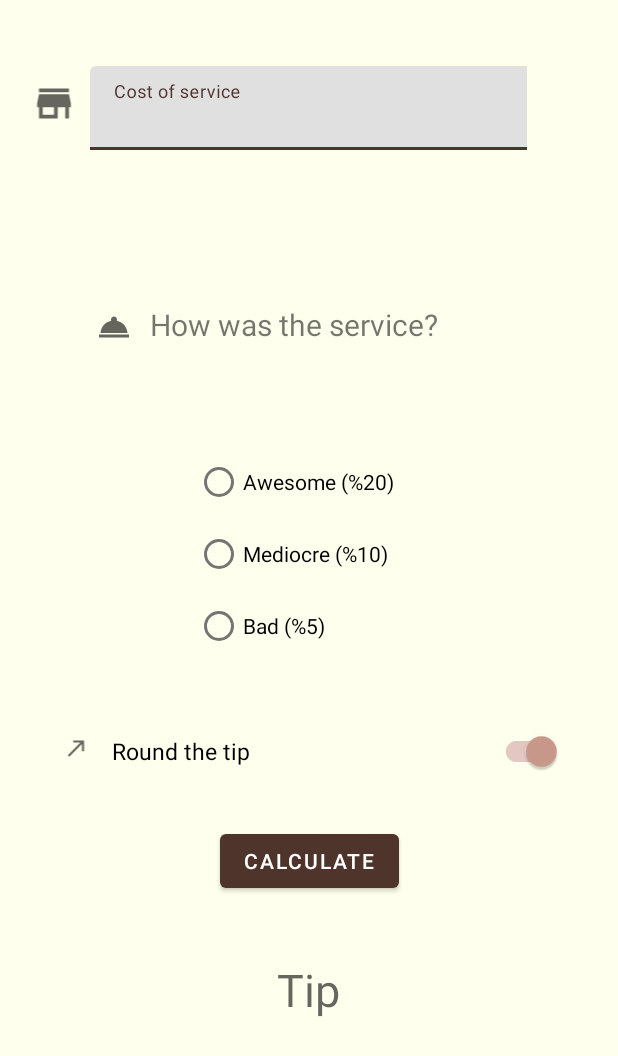
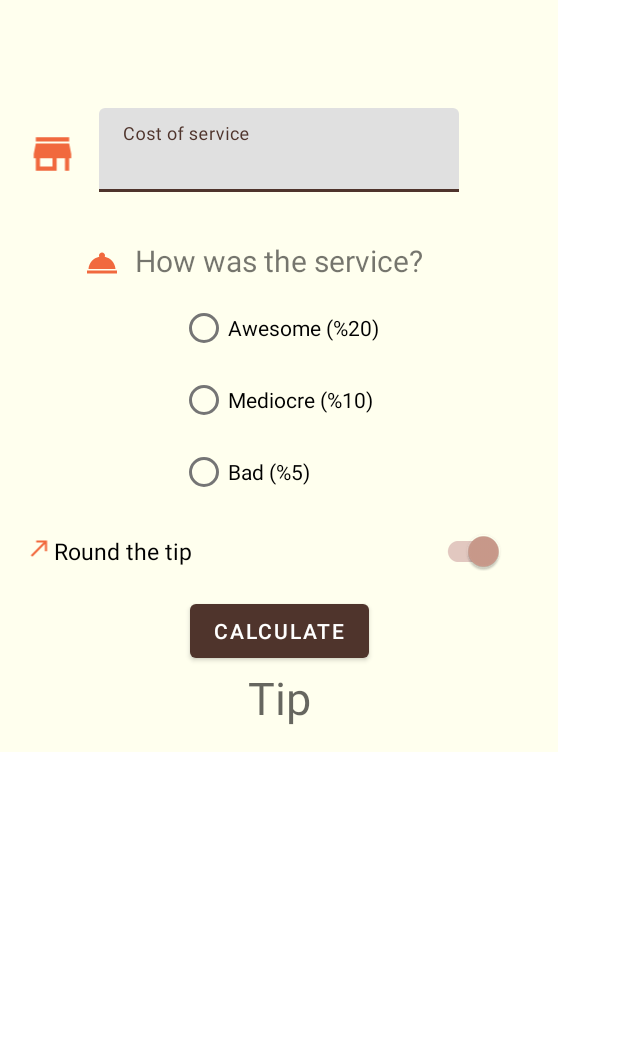
Before and after one commit to diclebahceli/Tip-Calculator, an Android app: the layout activity_main.xml on its own in the app's theme, with its tools: preview values and no code run, on a phone screen of 412 x 824 dp. Shown: the top 1056 px of the screen. Run offline under Robolectric (Android 15) with nearby library versions, the phone set to English and light mode, and no system bars.

Commit message:
Update the app for landscape mode.

```diff
--- a/app/src/main/res/drawable/ic_room_service.xml
+++ b/app/src/main/res/drawable/ic_room_service.xml
@@ -3,7 +3,8 @@
     android:height="24dp"
     android:viewportWidth="24"
     android:viewportHeight="24"
-    android:tint="?attr/colorControlNormal">
+    android:tint="#F1693E"
+    >
   <path
       android:fillColor="@android:color/white"
       android:pathData="M2,17h20v2L2,19zM13.84,7.79c0.1,-0.24 0.16,-0.51 0.16,-0.79 0,-1.1 -0.9,-2 -2,-2s-2,0.9 -2,2c0,0.28 0.06,0.55 0.16,0.79C6.25,8.6 3.27,11.93 3,16h18c-0.27,-4.07 -3.25,-7.4 -7.16,-8.21z"/>
--- a/app/src/main/res/drawable/ic_round_up.xml
+++ b/app/src/main/res/drawable/ic_round_up.xml
@@ -3,7 +3,7 @@
     android:height="24dp"
     android:viewportWidth="24"
     android:viewportHeight="24"
-    android:tint="?attr/colorControlNormal">
+    android:tint="#F1693E">
   <path
       android:fillColor="@android:color/white"
       android:pathData="M9,5v2h6.59L4,18.59 5.41,20 17,8.41V15h2V5z"/>
--- a/app/src/main/res/drawable/ic_store.xml
+++ b/app/src/main/res/drawable/ic_store.xml
@@ -3,7 +3,7 @@
     android:height="24dp"
     android:viewportWidth="24"
     android:viewportHeight="24"
-    android:tint="?attr/colorControlNormal">
+    android:tint="#F1693E">
   <path
       android:fillColor="@android:color/white"
       android:pathData="M20,4L4,4v2h16L20,4zM21,14v-2l-1,-5L4,7l-1,5v2h1v6h10v-6h4v6h2v-6h1zM12,18L6,18v-4h6v4z"/>
--- a/app/src/main/res/layout/activity_main.xml
+++ b/app/src/main/res/layout/activity_main.xml
@@ -1,28 +1,40 @@
 <?xml version="1.0" encoding="utf-8"?>
-<androidx.constraintlayout.widget.ConstraintLayout xmlns:android="http://schemas.android.com/apk/res/android"
+
+
+<ScrollView
+    android:layout_width="wrap_content"
+    android:layout_height="wrap_content"
+    xmlns:android="http://schemas.android.com/apk/res/android"
     xmlns:app="http://schemas.android.com/apk/res-auto"
     xmlns:tools="http://schemas.android.com/tools"
+    android:background="@color/deepLightOrange"
+
+    >
+
+
+
+<androidx.constraintlayout.widget.ConstraintLayout
+
     android:layout_width="match_parent"
     android:layout_height="match_parent"
     android:background="@color/deepLightOrange"
     android:padding="16dp"
     tools:context=".MainActivity">
 
-
     <com.google.android.material.textfield.TextInputLayout
         android:id="@+id/textField"
-        android:layout_width="291dp"
+        android:layout_width="240dp"
         android:layout_height="56dp"
-        android:layout_marginStart="44dp"
-        android:layout_marginTop="28dp"
+        android:layout_marginTop="56dp"
         android:hint="Cost of service"
 
+        app:layout_constraintEnd_toEndOf="parent"
         app:layout_constraintStart_toStartOf="parent"
         app:layout_constraintTop_toTopOf="parent">
 
         <com.google.android.material.textfield.TextInputEditText
             android:id="@+id/costOfServicesEditText"
-            android:layout_width="294dp"
+            android:layout_width="match_parent"
             android:layout_height="wrap_content"
             android:inputType="numberDecimal" />
     </com.google.android.material.textfield.TextInputLayout>
@@ -35,16 +47,12 @@
         android:textSize="20dp"
         app:layout_constraintBottom_toBottomOf="parent"
         app:layout_constraintEnd_toEndOf="parent"
-        app:layout_constraintHorizontal_bias="0.447"
         app:layout_constraintStart_toStartOf="parent"
-        app:layout_constraintTop_toTopOf="parent"
-        app:layout_constraintVertical_bias="0.244">
+        app:layout_constraintTop_toBottomOf="@+id/textField"
+        app:layout_constraintVertical_bias="0.098">
 
 
     </TextView>
-
-
-
 
     <RadioGroup
         android:id="@+id/Options"
@@ -53,10 +61,9 @@
         android:orientation="vertical"
         app:layout_constraintBottom_toBottomOf="parent"
         app:layout_constraintEnd_toEndOf="parent"
-        app:layout_constraintHorizontal_bias="0.46"
         app:layout_constraintStart_toStartOf="parent"
-        app:layout_constraintTop_toTopOf="parent"
-        app:layout_constraintVertical_bias="0.434">
+        app:layout_constraintTop_toBottomOf="@+id/questionText"
+        app:layout_constraintVertical_bias="0.045">
 
         <RadioButton
             android:id="@+id/button1"
@@ -83,7 +90,6 @@
             tools:layout_editor_absoluteY="188dp"></RadioButton>
     </RadioGroup>
 
-
     <TextView
         android:id="@+id/tipText"
         android:layout_width="200dp"
@@ -93,10 +99,9 @@
         android:textSize="30dp"
         app:layout_constraintBottom_toBottomOf="parent"
         app:layout_constraintEnd_toEndOf="parent"
-        app:layout_constraintHorizontal_bias="0.497"
         app:layout_constraintStart_toStartOf="parent"
-        app:layout_constraintTop_toTopOf="parent"
-        app:layout_constraintVertical_bias="0.83">
+        app:layout_constraintTop_toBottomOf="@+id/button"
+        app:layout_constraintVertical_bias="0.22">
 
     </TextView>
 
@@ -108,10 +113,8 @@
         app:layout_constraintBottom_toBottomOf="parent"
         app:layout_constraintEnd_toEndOf="parent"
         app:layout_constraintStart_toStartOf="parent"
-
-
-        app:layout_constraintTop_toTopOf="parent"
-        app:layout_constraintVertical_bias="0.718">
+        app:layout_constraintTop_toBottomOf="@+id/checkswitch"
+        app:layout_constraintVertical_bias="0.109">
 
 
     </Button>
@@ -126,22 +129,21 @@
         android:textSize="15dp"
         app:layout_constraintBottom_toBottomOf="parent"
         app:layout_constraintEnd_toEndOf="parent"
-        app:layout_constraintHorizontal_bias="0.737"
         app:layout_constraintStart_toStartOf="parent"
-        app:layout_constraintTop_toTopOf="parent"
-        app:layout_constraintVertical_bias="0.619" />
+        app:layout_constraintTop_toBottomOf="@+id/Options"
+        app:layout_constraintVertical_bias="0.049" />
 
     <ImageView
         android:id="@+id/icon_cost_of_service"
-        android:layout_width="40dp"
-        android:layout_height="30dp"
-        android:layout_marginEnd="24dp"
+        android:layout_width="38dp"
+        android:layout_height="33dp"
+        android:layout_marginEnd="12dp"
         app:layout_constraintBottom_toBottomOf="@+id/textField"
         app:layout_constraintEnd_toStartOf="@+id/textField"
-        app:layout_constraintHorizontal_bias="0.0"
+        app:layout_constraintHorizontal_bias="1.0"
         app:layout_constraintStart_toStartOf="parent"
         app:layout_constraintTop_toTopOf="@+id/textField"
-        app:layout_constraintVertical_bias="0.384"
+        app:layout_constraintVertical_bias="0.608"
         app:srcCompat="@drawable/ic_store" />
 
     <ImageView
@@ -171,3 +173,4 @@
         app:srcCompat="@drawable/ic_round_up" />
 
 </androidx.constraintlayout.widget.ConstraintLayout>
+</ScrollView>
--- a/build.gradle
+++ b/build.gradle
@@ -1,7 +1,7 @@
 // Top-level build file where you can add configuration options common to all sub-projects/modules.
 plugins {
-    id 'com.android.application' version '7.1.1' apply false
-    id 'com.android.library' version '7.1.1' apply false
+    id 'com.android.application' version '7.1.2' apply false
+    id 'com.android.library' version '7.1.2' apply false
     id 'org.jetbrains.kotlin.android' version '1.6.10' apply false
 }
 
```
